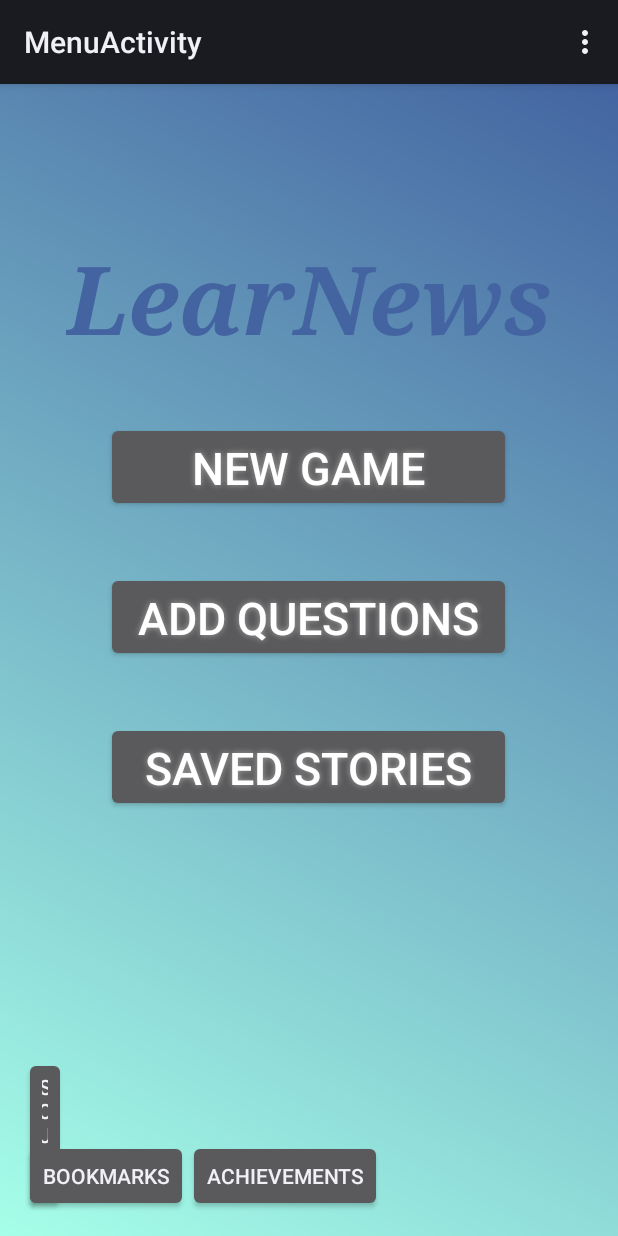
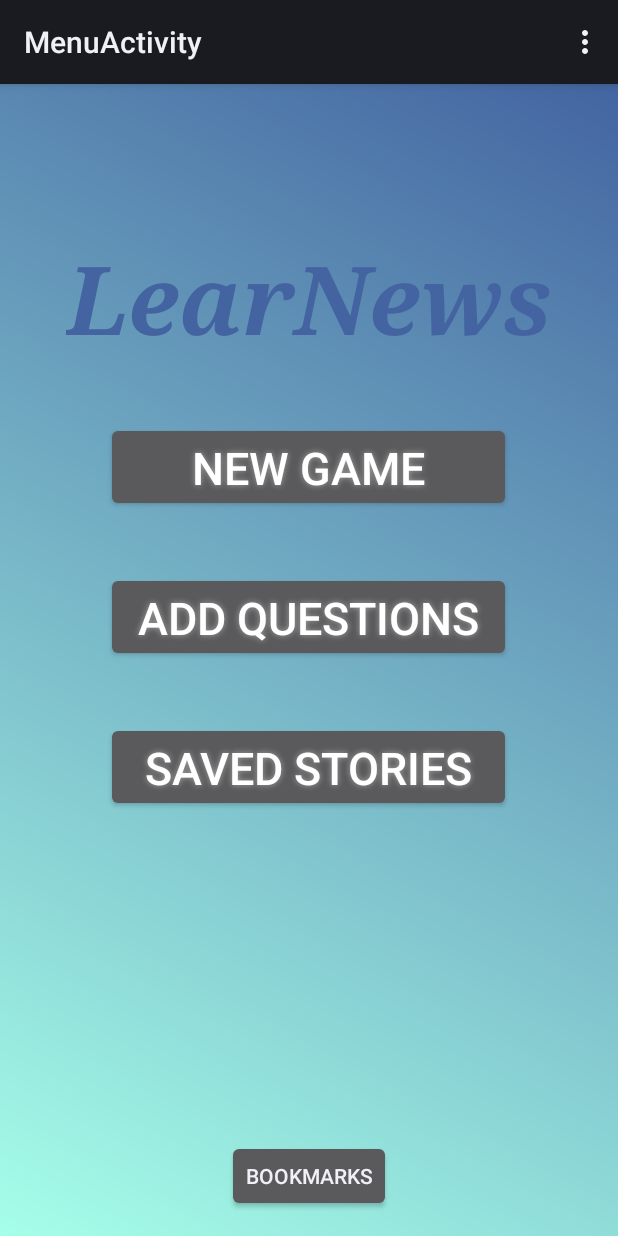
Before and after one commit to Kriss92/LearnNews, an Android app: the screen it shows after launch (MenuActivity), on a phone screen of 412 x 824 dp. Run offline under Robolectric (Android 15) with nearby library versions, the light colour scheme and no system bars.

Commit message:
layout fixes

```diff
--- a/app/src/main/res/layout/activity_login.xml
+++ b/app/src/main/res/layout/activity_login.xml
@@ -9,15 +9,11 @@
     tools:context="com.appchee.learnews.LoginActivity"
     android:id="@+id/login_layout">
 
-    <TextView
-        android:text="@string/hello_world"
-        android:layout_width="wrap_content"
-        android:layout_height="wrap_content" />
-
     <com.google.android.gms.common.SignInButton
         android:id="@+id/sign_in_button"
         android:layout_width="wrap_content"
         android:layout_height="wrap_content"
+
         />
 
 </RelativeLayout>
--- a/app/src/main/res/layout/activity_menu.xml
+++ b/app/src/main/res/layout/activity_menu.xml
@@ -72,31 +72,13 @@
         android:onClick="SavedStoriesMenuButtonClicked"/>
 
     <Button
-        android:id="@+id/sound_menu_button"
-        android:text="@string/sound_menu_button"
-        android:layout_width="wrap_content"
-        android:layout_height="wrap_content"
-        android:layout_alignParentBottom="true"
-        android:layout_toLeftOf="@+id/app_name_menu"
-        />
-
-    <Button
         android:id="@+id/bookmarks_menu_button"
         android:text="@string/bookmarks_menu_button"
         android:layout_width="wrap_content"
         android:layout_height="wrap_content"
         android:layout_alignParentBottom="true"
-        />
-
-    <Button
-        android:id="@+id/achievements_menu_button"
-        android:text="@string/achievements_menu_button"
-        android:layout_width="wrap_content"
-        android:layout_height="wrap_content"
-        android:layout_alignParentBottom="true"
-        android:layout_toRightOf="@+id/bookmarks_menu_button"
+        android:layout_centerHorizontal="true"
         />
 
 
-
 </RelativeLayout>
--- a/app/src/main/res/layout/saved_stories_fragment.xml
+++ b/app/src/main/res/layout/saved_stories_fragment.xml
@@ -21,7 +21,8 @@
         android:id="@+id/saved_stories_list"
         android:layout_width="match_parent"
         android:layout_height="match_parent"
-        android:layout_below="@id/saved_stories_title">
+        android:layout_below="@id/saved_stories_title"
+        android:paddingLeft="60dp">
     </ListView>
 
 </RelativeLayout>
```
